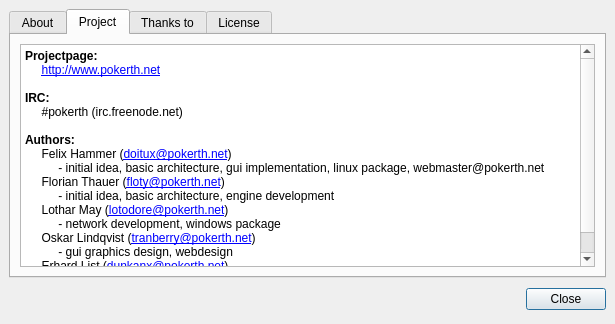
The window that src/gui/qt/aboutpokerth.ui (pokerth/pokerth) describes before a commit, drawn with Qt 5.
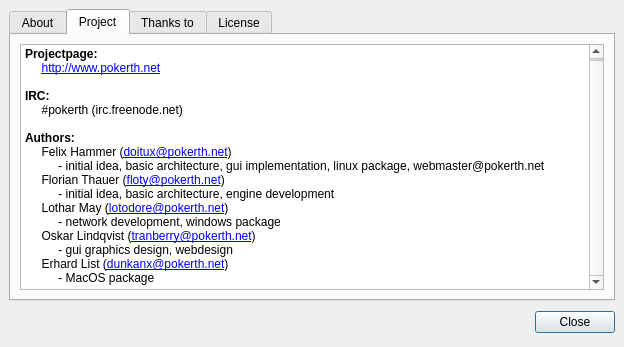
The same window after the commit. The open tabs and pages were chosen to show the change. Icons and pictures are not drawn.

Patch:
```diff
--- a/src/gui/qt/aboutpokerth.ui
+++ b/src/gui/qt/aboutpokerth.ui
@@ -6,8 +6,8 @@
    <rect>
     <x>0</x>
     <y>0</y>
-    <width>615</width>
-    <height>324</height>
+    <width>624</width>
+    <height>347</height>
    </rect>
   </property>
   <property name="windowTitle" >
@@ -104,6 +104,9 @@
        </property>
        <item row="0" column="0" >
         <widget class="QTextBrowser" name="textBrowser_2" >
+         <property name="lineWrapMode" >
+          <enum>QTextEdit::NoWrap</enum>
+         </property>
          <property name="html" >
           <string>&lt;html>&lt;head>&lt;meta name="qrichtext" content="1" />&lt;style type="text/css">
 p, li { white-space: pre-wrap; }
```
